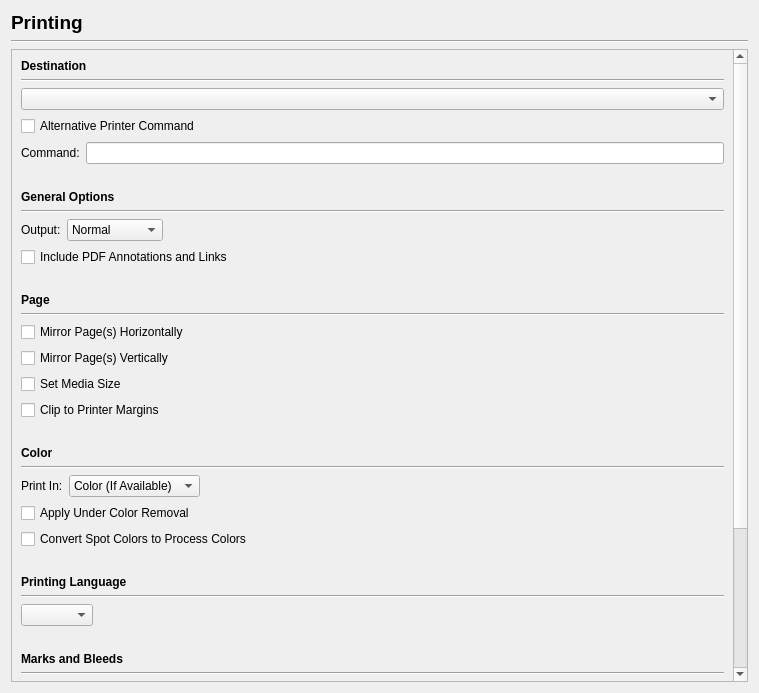
This is scribus/ui/prefs_printerbase.ui in scribusproject/scribus as Qt 5 draws it before an edit. The edited form follows.
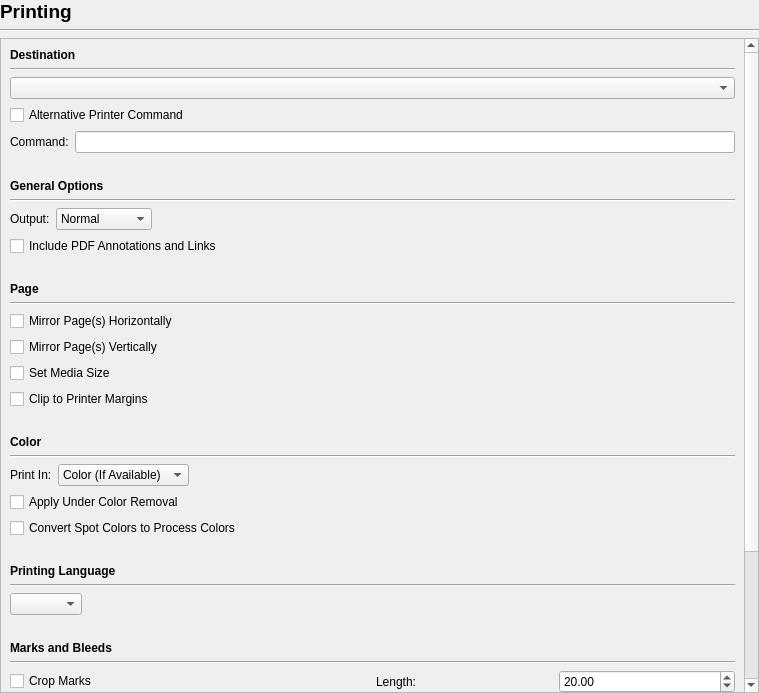
This is the edited form. Custom widgets are drawn as their Qt base class.

```diff
--- a/scribus/ui/prefs_printerbase.ui
+++ b/scribus/ui/prefs_printerbase.ui
@@ -16,6 +16,18 @@
    <string notr="true">Form</string>
   </property>
   <layout class="QVBoxLayout" name="verticalLayout">
+   <property name="leftMargin">
+    <number>0</number>
+   </property>
+   <property name="topMargin">
+    <number>0</number>
+   </property>
+   <property name="rightMargin">
+    <number>0</number>
+   </property>
+   <property name="bottomMargin">
+    <number>0</number>
+   </property>
    <item>
     <widget class="QLabel" name="titleLabel">
      <property name="font">
```
